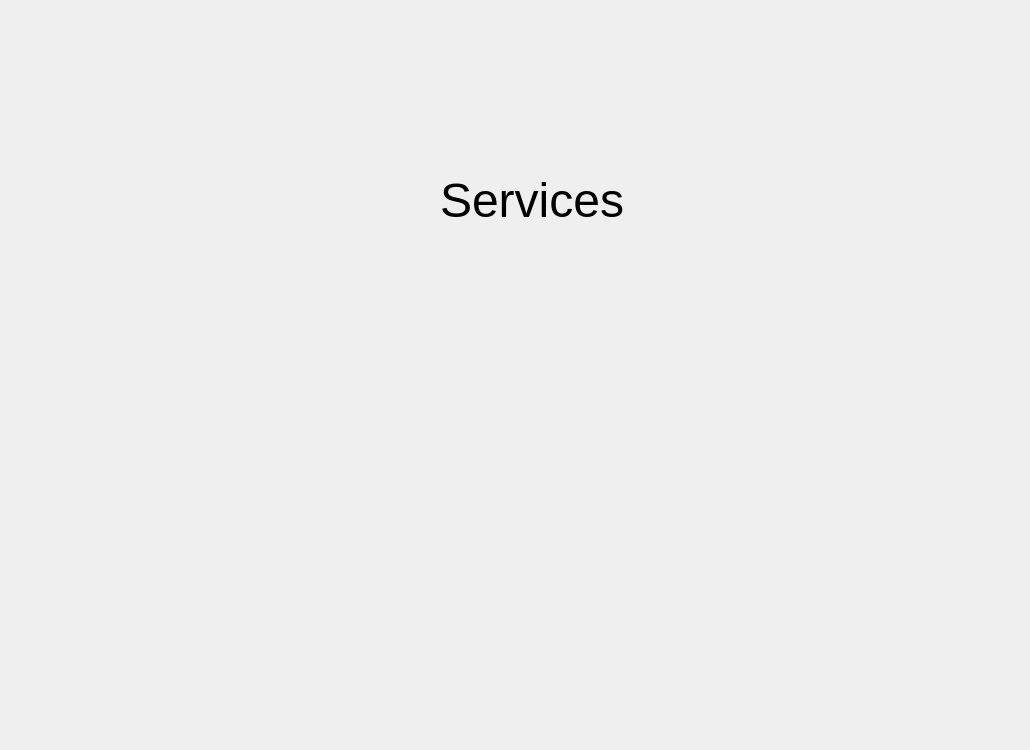
Qt form ui_files/services_page.ui (xbryan25/hotel-management-system) before a commit.
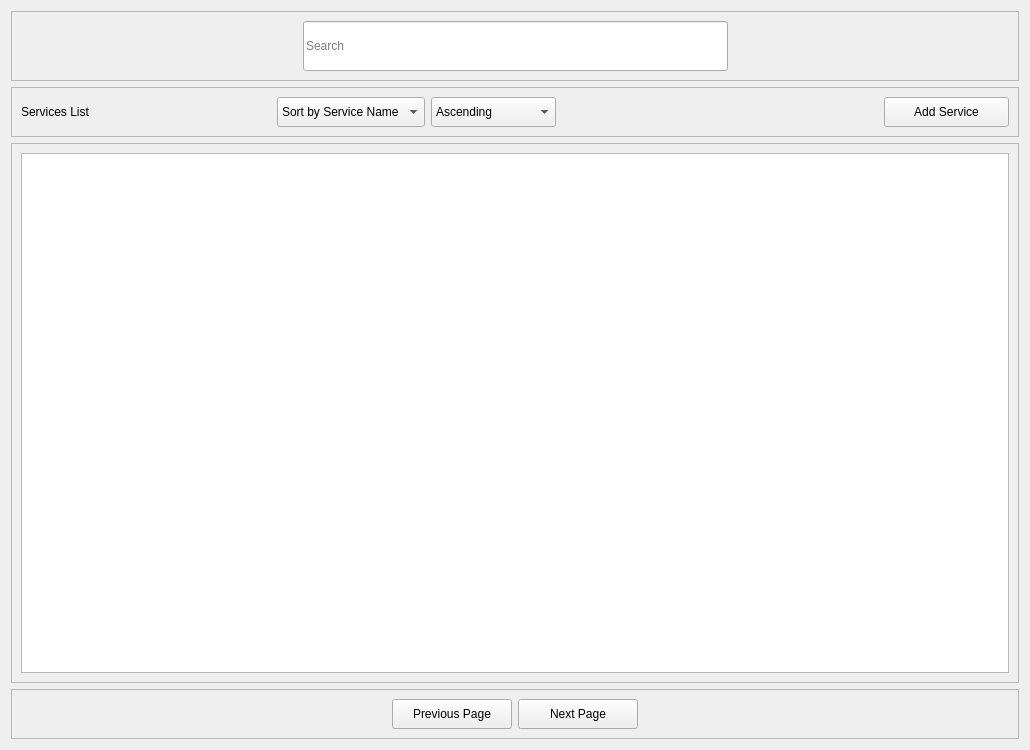
The same form after that commit.

Commit message: feat(services_page): add UI elements designed in Qt Designer, with style and Inter font

Patch:
```diff
--- a/ui_files/services_page.ui
+++ b/ui_files/services_page.ui
@@ -19,24 +19,281 @@
   <property name="windowTitle">
    <string>Form</string>
   </property>
-  <widget class="QLabel" name="label">
-   <property name="geometry">
-    <rect>
-     <x>440</x>
-     <y>140</y>
-     <width>221</width>
-     <height>121</height>
-    </rect>
-   </property>
-   <property name="font">
-    <font>
-     <pointsize>36</pointsize>
-    </font>
-   </property>
-   <property name="text">
-    <string>Services</string>
-   </property>
-  </widget>
+  <layout class="QGridLayout" name="gridLayout">
+   <item row="1" column="0">
+    <widget class="QFrame" name="services_list_label_and_actions_frame">
+     <property name="minimumSize">
+      <size>
+       <width>0</width>
+       <height>50</height>
+      </size>
+     </property>
+     <property name="frameShape">
+      <enum>QFrame::StyledPanel</enum>
+     </property>
+     <property name="frameShadow">
+      <enum>QFrame::Raised</enum>
+     </property>
+     <layout class="QGridLayout" name="gridLayout_4">
+      <item row="1" column="1">
+       <widget class="QComboBox" name="sort_by_combobox">
+        <property name="minimumSize">
+         <size>
+          <width>125</width>
+          <height>30</height>
+         </size>
+        </property>
+        <property name="cursor">
+         <cursorShape>PointingHandCursor</cursorShape>
+        </property>
+        <item>
+         <property name="text">
+          <string>Sort by Service Name</string>
+         </property>
+        </item>
+        <item>
+         <property name="text">
+          <string>Sort by Rate</string>
+         </property>
+        </item>
+       </widget>
+      </item>
+      <item row="1" column="0">
+       <widget class="QLabel" name="services_list_label">
+        <property name="minimumSize">
+         <size>
+          <width>250</width>
+          <height>0</height>
+         </size>
+        </property>
+        <property name="text">
+         <string>Services List</string>
+        </property>
+       </widget>
+      </item>
+      <item row="1" column="2">
+       <widget class="QComboBox" name="sort_type_combobox">
+        <property name="minimumSize">
+         <size>
+          <width>125</width>
+          <height>30</height>
+         </size>
+        </property>
+        <property name="cursor">
+         <cursorShape>PointingHandCursor</cursorShape>
+        </property>
+        <item>
+         <property name="text">
+          <string>Ascending</string>
+         </property>
+        </item>
+        <item>
+         <property name="text">
+          <string>Descending</string>
+         </property>
+        </item>
+       </widget>
+      </item>
+      <item row="1" column="3">
+       <spacer name="hs_3">
+        <property name="orientation">
+         <enum>Qt::Horizontal</enum>
+        </property>
+        <property name="sizeHint" stdset="0">
+         <size>
+          <width>40</width>
+          <height>20</height>
+         </size>
+        </property>
+       </spacer>
+      </item>
+      <item row="1" column="4">
+       <widget class="QPushButton" name="add_service_button">
+        <property name="minimumSize">
+         <size>
+          <width>125</width>
+          <height>30</height>
+         </size>
+        </property>
+        <property name="cursor">
+         <cursorShape>PointingHandCursor</cursorShape>
+        </property>
+        <property name="text">
+         <string>Add Service</string>
+        </property>
+       </widget>
+      </item>
+     </layout>
+    </widget>
+   </item>
+   <item row="0" column="0">
+    <widget class="QFrame" name="search_bar_frame">
+     <property name="minimumSize">
+      <size>
+       <width>0</width>
+       <height>50</height>
+      </size>
+     </property>
+     <property name="frameShape">
+      <enum>QFrame::StyledPanel</enum>
+     </property>
+     <property name="frameShadow">
+      <enum>QFrame::Raised</enum>
+     </property>
+     <layout class="QGridLayout" name="gridLayout_3">
+      <property name="leftMargin">
+       <number>0</number>
+      </property>
+      <property name="rightMargin">
+       <number>0</number>
+      </property>
+      <property name="spacing">
+       <number>0</number>
+      </property>
+      <item row="0" column="0">
+       <spacer name="hs_1">
+        <property name="orientation">
+         <enum>Qt::Horizontal</enum>
+        </property>
+        <property name="sizeHint" stdset="0">
+         <size>
+          <width>40</width>
+          <height>20</height>
+         </size>
+        </property>
+       </spacer>
+      </item>
+      <item row="0" column="1">
+       <widget class="QLineEdit" name="search_lineedit">
+        <property name="minimumSize">
+         <size>
+          <width>425</width>
+          <height>50</height>
+         </size>
+        </property>
+        <property name="readOnly">
+         <bool>false</bool>
+        </property>
+        <property name="placeholderText">
+         <string>Search</string>
+        </property>
+       </widget>
+      </item>
+      <item row="0" column="2">
+       <spacer name="hs_2">
+        <property name="orientation">
+         <enum>Qt::Horizontal</enum>
+        </property>
+        <property name="sizeHint" stdset="0">
+         <size>
+          <width>40</width>
+          <height>20</height>
+         </size>
+        </property>
+       </spacer>
+      </item>
+     </layout>
+    </widget>
+   </item>
+   <item row="2" column="0">
+    <widget class="QFrame" name="service_table_view_frame">
+     <property name="frameShape">
+      <enum>QFrame::StyledPanel</enum>
+     </property>
+     <property name="frameShadow">
+      <enum>QFrame::Raised</enum>
+     </property>
+     <layout class="QGridLayout" name="gridLayout_2">
+      <item row="0" column="0">
+       <widget class="QTableView" name="services_table_view">
+        <property name="showGrid">
+         <bool>false</bool>
+        </property>
+        <attribute name="verticalHeaderVisible">
+         <bool>false</bool>
+        </attribute>
+       </widget>
+      </item>
+     </layout>
+    </widget>
+   </item>
+   <item row="3" column="0">
+    <widget class="QFrame" name="page_buttons_frame">
+     <property name="minimumSize">
+      <size>
+       <width>0</width>
+       <height>50</height>
+      </size>
+     </property>
+     <property name="frameShape">
+      <enum>QFrame::StyledPanel</enum>
+     </property>
+     <property name="frameShadow">
+      <enum>QFrame::Raised</enum>
+     </property>
+     <layout class="QGridLayout" name="gridLayout_5">
+      <item row="0" column="0">
+       <spacer name="hs_4">
+        <property name="orientation">
+         <enum>Qt::Horizontal</enum>
+        </property>
+        <property name="sizeHint" stdset="0">
+         <size>
+          <width>40</width>
+          <height>20</height>
+         </size>
+        </property>
+       </spacer>
+      </item>
+      <item row="0" column="2">
+       <widget class="QPushButton" name="next_page_button">
+        <property name="minimumSize">
+         <size>
+          <width>120</width>
+          <height>30</height>
+         </size>
+        </property>
+        <property name="cursor">
+         <cursorShape>PointingHandCursor</cursorShape>
+        </property>
+        <property name="text">
+         <string>Next Page</string>
+        </property>
+       </widget>
+      </item>
+      <item row="0" column="1">
+       <widget class="QPushButton" name="previous_page_button">
+        <property name="minimumSize">
+         <size>
+          <width>120</width>
+          <height>30</height>
+         </size>
+        </property>
+        <property name="cursor">
+         <cursorShape>PointingHandCursor</cursorShape>
+        </property>
+        <property name="text">
+         <string>Previous Page</string>
+        </property>
+       </widget>
+      </item>
+      <item row="0" column="3">
+       <spacer name="hs_5">
+        <property name="orientation">
+         <enum>Qt::Horizontal</enum>
+        </property>
+        <property name="sizeHint" stdset="0">
+         <size>
+          <width>40</width>
+          <height>20</height>
+         </size>
+        </property>
+       </spacer>
+      </item>
+     </layout>
+    </widget>
+   </item>
+  </layout>
  </widget>
  <resources/>
  <connections/>
```
The commit also changes 8 other files.
